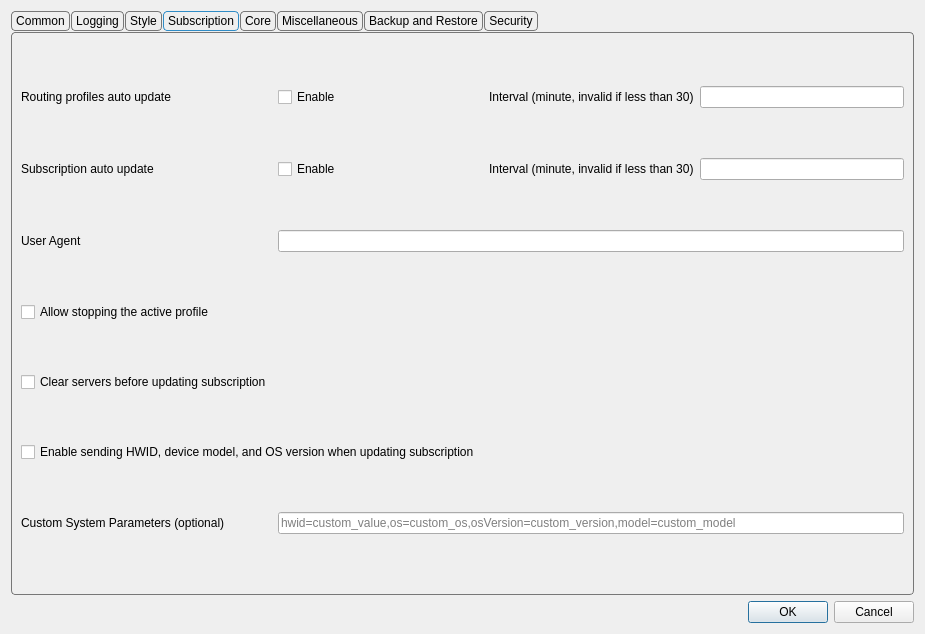
The window that include/ui/setting/dialog_basic_settings.ui (0-Kutya-0/Throne) describes before a commit, drawn with Qt 5.
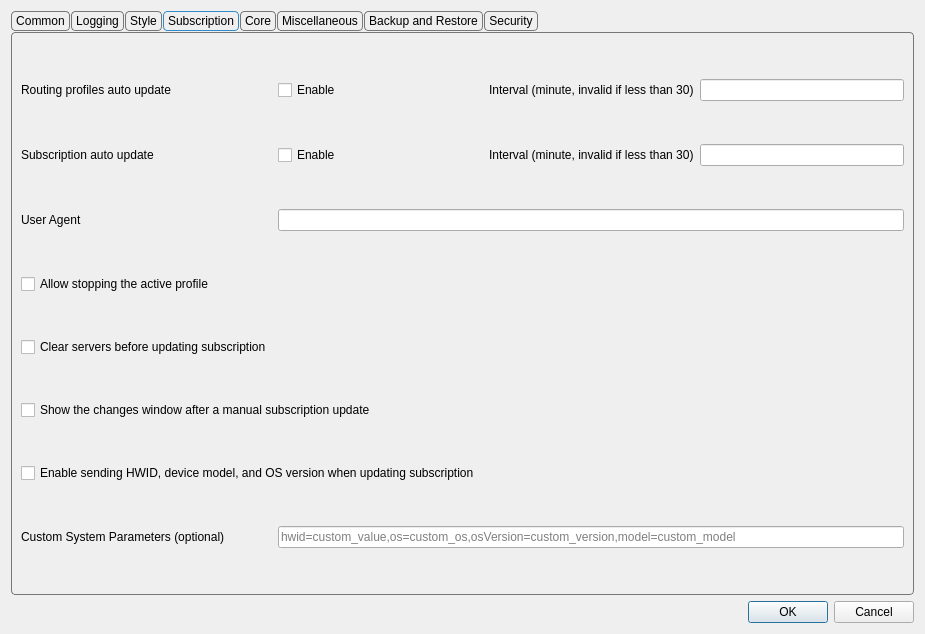
The same window after the commit. The open tabs and pages were chosen to show the change. Custom widgets are drawn as their Qt base class.

Patch:
```diff
--- a/include/ui/setting/dialog_basic_settings.ui
+++ b/include/ui/setting/dialog_basic_settings.ui
@@ -774,6 +774,16 @@
          </property>
         </widget>
        </item>
+       <item row="5" column="0" colspan="2">
+        <widget class="QCheckBox" name="sub_show_change_popup">
+         <property name="toolTip">
+          <string>&lt;html&gt;&lt;head/&gt;&lt;body&gt;&lt;p&gt;When enabled, a window listing added / updated / deleted profiles is shown after a manual subscription update. The same information is always written to the log.&lt;/p&gt;&lt;/body&gt;&lt;/html&gt;</string>
+         </property>
+         <property name="text">
+          <string>Show the changes window after a manual subscription update</string>
+         </property>
+        </widget>
+       </item>
        <item row="2" column="1">
         <widget class="MyLineEdit" name="user_agent"/>
        </item>
```
